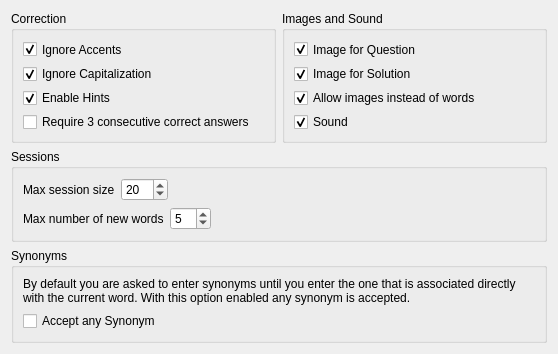
The window that src/practice/configure/generalpracticeoptions.ui (KDE/parley) describes before a commit, drawn with Qt 5.
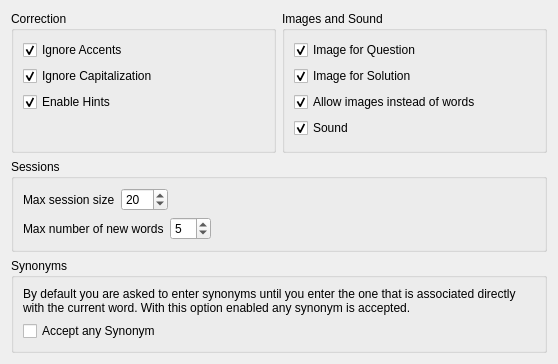
The same window after the commit.

Diff of the .ui file:
```diff
--- a/src/practice/configure/generalpracticeoptions.ui
+++ b/src/practice/configure/generalpracticeoptions.ui
@@ -7,7 +7,7 @@
     <x>0</x>
     <y>0</y>
     <width>558</width>
-    <height>354</height>
+    <height>364</height>
    </rect>
   </property>
   <layout class="QGridLayout" name="gridLayout">
@@ -57,17 +57,17 @@
        </widget>
       </item>
       <item>
-       <widget class="QCheckBox" name="kcfg_AltLearn">
-        <property name="toolTip">
-         <string>Requires you to answer each question correctly 3 times in a row for it to be counted as correct.</string>
+       <spacer name="verticalSpacer_2">
+        <property name="orientation">
+         <enum>Qt::Vertical</enum>
         </property>
-        <property name="whatsThis">
-         <string>Requires you to answer each question correctly 3 times in a row for it to be counted as correct.</string>
+        <property name="sizeHint" stdset="0">
+         <size>
+          <width>20</width>
+          <height>40</height>
+         </size>
         </property>
-        <property name="text">
-         <string>Require 3 consecutive correct answers</string>
-        </property>
-       </widget>
+       </spacer>
       </item>
      </layout>
     </widget>
```
